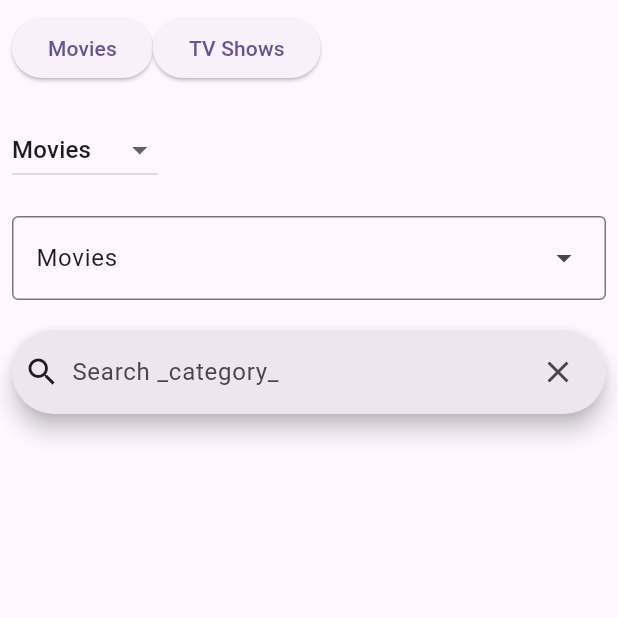
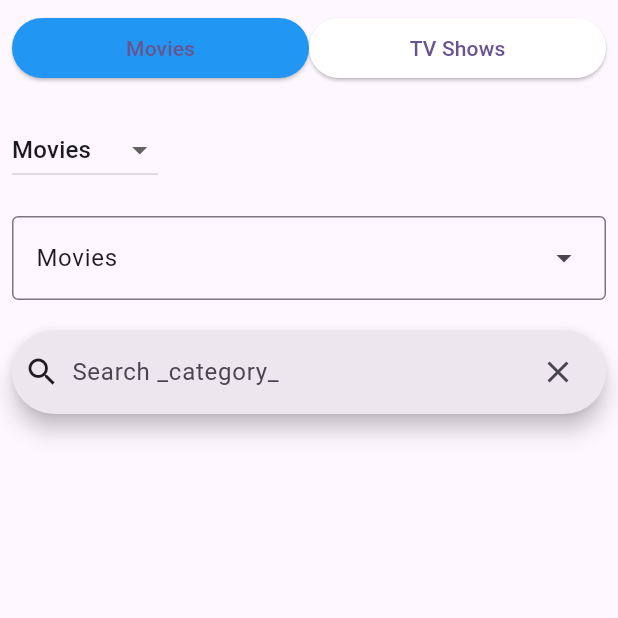
Before and after one commit to benebrummer/movie-app-project, a Flutter app: the screen it shows after launch, after a tap on "Movies", on a phone screen of 412 x 824 dp, the top half of it. Run offline on Flutter 3.47's test engine with Material 3 defaults, Android fonts, the phone set to English and light mode, and no system bars; our stand-ins replace get; missing offline and left inert: tmdb_api.

Commit message:
Added state controller for search page.

```diff
--- /dev/null
+++ b/lib/controller/search_controller.dart
@@ -0,0 +1,20 @@
+import 'package:flutter/material.dart';
+import 'package:get/get.dart';
+import 'package:tmdb_api/tmdb_api.dart';
+
+class MediaSearchController extends GetxController {
+  SearchCategory _selectedCategory = SearchCategory.movies;
+
+
+  SearchCategory get selectedCategory => _selectedCategory;
+
+  void updateSelectedCategory(final SearchCategory category) {
+    _selectedCategory = category;
+    update();
+  }
+}
+
+enum SearchCategory {
+  movies,
+  tvShows
+}
--- a/lib/pages/search/search_page.dart
+++ b/lib/pages/search/search_page.dart
@@ -1,4 +1,8 @@
 import 'package:flutter/material.dart';
+import 'package:get/get_state_manager/src/simple/get_state.dart';
+import 'package:tmdb_api/tmdb_api.dart';
+
+import '../../controller/search_controller.dart';
 
 class SearchPage extends StatelessWidget {
   const SearchPage({super.key});
@@ -8,17 +12,34 @@ class SearchPage extends StatelessWidget {
     return Column(
       crossAxisAlignment: CrossAxisAlignment.start,
       children: [
-        Row(
+        GetBuilder<MediaSearchController>(
+          init: MediaSearchController(),
+          builder: (controller) {
+            return Row(
               children: [
-            ElevatedButton(
-              onPressed: () {},
+                Expanded(
+                  flex: 1,
+                  child: ElevatedButton(
+                    onPressed: () {
+                      controller.updateSelectedCategory(SearchCategory.movies);
+                    },
+                    style: ElevatedButton.styleFrom(backgroundColor: controller.selectedCategory == SearchCategory.movies ? Colors.blue : Colors.white,),
                     child: const Text('Movies'),
                   ),
-            ElevatedButton(
-              onPressed: () {},
+                ),
+                Expanded(
+                  flex: 1,
+                  child: ElevatedButton(
+                    onPressed: () {
+                      controller.updateSelectedCategory(SearchCategory.tvShows);
+                    },
+                    style: ElevatedButton.styleFrom(backgroundColor: controller.selectedCategory == SearchCategory.tvShows ? Colors.blue : Colors.white,),
                     child: const Text('TV Shows'),
                   ),
+                ),
               ],
+            );
+          }
         ),
         const SizedBox(height: 20),
         DropdownButton(
@@ -53,7 +74,9 @@ class SearchPage extends StatelessWidget {
           trailing: <Widget>[
             IconButton(
               icon: const Icon(Icons.clear),
-              onPressed: () {},
+              onPressed: () {
+
+              },
             ),
           ],
           hintText: 'Search _category_',
```
Lines whose indentation alone changed are shown as unchanged.
